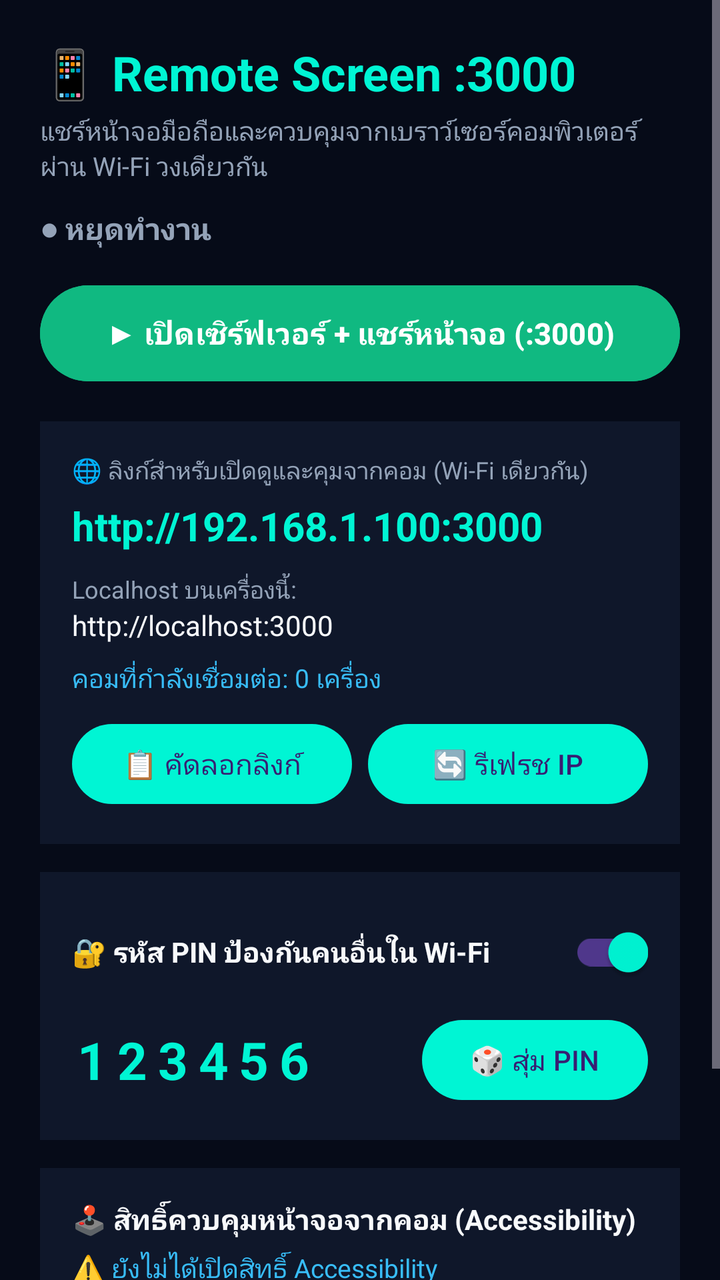
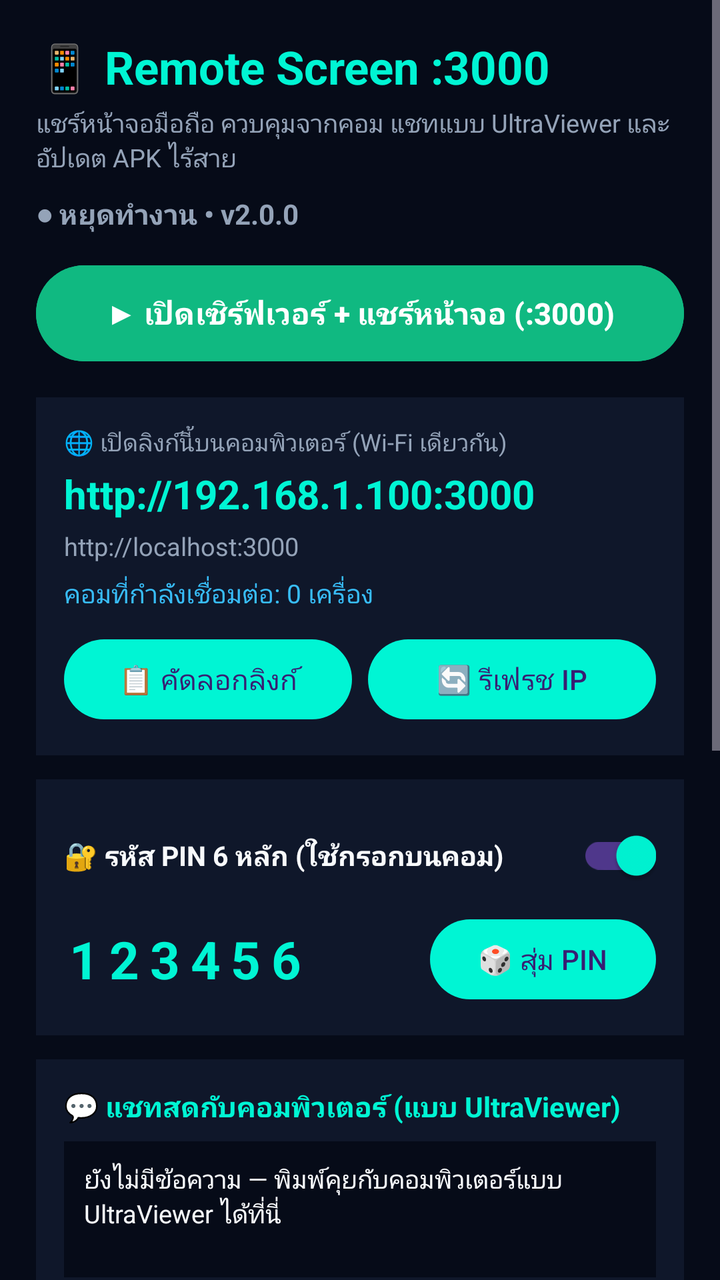

Compare the two renders of this Android layout. The source of the first and the diff that turns it into the second are given below.
<!-- AndroidManifest.xml: application theme Theme.RemoteScreen3000 -->
<!-- res/layout/activity_main.xml -->
<?xml version="1.0" encoding="utf-8"?>
<ScrollView xmlns:android="http://schemas.android.com/apk/res/android"
    android:layout_width="match_parent"
    android:layout_height="match_parent"
    android:background="@color/bg_dark"
    android:fillViewport="true">

    <LinearLayout
        android:layout_width="match_parent"
        android:layout_height="wrap_content"
        android:orientation="vertical"
        android:padding="20dp">

        <TextView
            android:layout_width="wrap_content"
            android:layout_height="wrap_content"
            android:text="📱 Remote Screen :3000"
            android:textColor="@color/accent_cyan"
            android:textSize="24sp"
            android:textStyle="bold" />

        <TextView
            android:layout_width="wrap_content"
            android:layout_height="wrap_content"
            android:layout_marginTop="4dp"
            android:text="แชร์หน้าจอมือถือและควบคุมจากเบราว์เซอร์คอมพิวเตอร์ผ่าน Wi-Fi วงเดียวกัน"
            android:textColor="@color/text_dim"
            android:textSize="13sp" />

        <TextView
            android:id="@+id/tvStatusBadge"
            android:layout_width="wrap_content"
            android:layout_height="wrap_content"
            android:layout_marginTop="12dp"
            android:text="● หยุดทำงาน"
            android:textColor="@color/text_dim"
            android:textSize="15sp"
            android:textStyle="bold" />

        <Button
            android:id="@+id/btnToggleServer"
            android:layout_width="match_parent"
            android:layout_height="56dp"
            android:layout_marginTop="14dp"
            android:backgroundTint="@color/accent_green"
            android:text="▶ เปิดเซิร์ฟเวอร์ + แชร์หน้าจอ (:3000)"
            android:textAllCaps="false"
            android:textColor="#FFFFFF"
            android:textSize="15sp"
            android:textStyle="bold" />

        
        <LinearLayout
            android:layout_width="match_parent"
            android:layout_height="wrap_content"
            android:layout_marginTop="16dp"
            android:background="@color/card_dark"
            android:orientation="vertical"
            android:padding="16dp">

            <TextView
                android:layout_width="wrap_content"
                android:layout_height="wrap_content"
                android:text="🌐 ลิงก์สำหรับเปิดดูและคุมจากคอม (Wi-Fi เดียวกัน)"
                android:textColor="@color/text_dim"
                android:textSize="12sp" />

            <TextView
                android:id="@+id/tvLanUrl"
                android:layout_width="wrap_content"
                android:layout_height="wrap_content"
                android:layout_marginTop="6dp"
                android:text="http://192.168.1.100:3000"
                android:textColor="@color/accent_cyan"
                android:textIsSelectable="true"
                android:textSize="20sp"
                android:textStyle="bold" />

            <TextView
                android:layout_width="wrap_content"
                android:layout_height="wrap_content"
                android:layout_marginTop="10dp"
                android:text="Localhost บนเครื่องนี้:"
                android:textColor="@color/text_dim"
                android:textSize="12sp" />

            <TextView
                android:id="@+id/tvLocalUrl"
                android:layout_width="wrap_content"
                android:layout_height="wrap_content"
                android:text="http://localhost:3000"
                android:textColor="@color/text_main"
                android:textIsSelectable="true"
                android:textSize="14sp" />

            <TextView
                android:id="@+id/tvClients"
                android:layout_width="wrap_content"
                android:layout_height="wrap_content"
                android:layout_marginTop="8dp"
                android:text="คอมที่กำลังเชื่อมต่อ: 0 เครื่อง"
                android:textColor="@color/accent_blue"
                android:textSize="13sp" />

            <LinearLayout
                android:layout_width="match_parent"
                android:layout_height="wrap_content"
                android:layout_marginTop="10dp"
                android:orientation="horizontal">

                <Button
                    android:id="@+id/btnCopyLan"
                    android:layout_width="0dp"
                    android:layout_height="wrap_content"
                    android:layout_marginEnd="8dp"
                    android:layout_weight="1"
                    android:text="📋 คัดลอกลิงก์"
                    android:textAllCaps="false" />

                <Button
                    android:id="@+id/btnRefreshIp"
                    android:layout_width="0dp"
                    android:layout_height="wrap_content"
                    android:layout_weight="1"
                    android:text="🔄 รีเฟรช IP"
                    android:textAllCaps="false" />
            </LinearLayout>
        </LinearLayout>

        
        <LinearLayout
            android:layout_width="match_parent"
            android:layout_height="wrap_content"
            android:layout_marginTop="14dp"
            android:background="@color/card_dark"
            android:orientation="vertical"
            android:padding="16dp">

            <LinearLayout
                android:layout_width="match_parent"
                android:layout_height="wrap_content"
                android:gravity="center_vertical"
                android:orientation="horizontal">

                <TextView
                    android:layout_width="0dp"
                    android:layout_height="wrap_content"
                    android:layout_weight="1"
                    android:text="🔐 รหัส PIN ป้องกันคนอื่นใน Wi-Fi"
                    android:textColor="@color/text_main"
                    android:textSize="14sp"
                    android:textStyle="bold" />

                <com.google.android.material.switchmaterial.SwitchMaterial
                    android:id="@+id/switchPin"
                    android:layout_width="wrap_content"
                    android:layout_height="wrap_content"
                    android:checked="true" />
            </LinearLayout>

            <LinearLayout
                android:layout_width="match_parent"
                android:layout_height="wrap_content"
                android:layout_marginTop="6dp"
                android:gravity="center_vertical"
                android:orientation="horizontal">

                <TextView
                    android:id="@+id/tvPinCode"
                    android:layout_width="0dp"
                    android:layout_height="wrap_content"
                    android:layout_weight="1"
                    android:letterSpacing="0.2"
                    android:text="123456"
                    android:textColor="@color/accent_cyan"
                    android:textSize="26sp"
                    android:textStyle="bold" />

                <Button
                    android:id="@+id/btnNewPin"
                    android:layout_width="wrap_content"
                    android:layout_height="wrap_content"
                    android:text="🎲 สุ่ม PIN"
                    android:textAllCaps="false" />
            </LinearLayout>
        </LinearLayout>

        
        <LinearLayout
            android:layout_width="match_parent"
            android:layout_height="wrap_content"
            android:layout_marginTop="14dp"
            android:background="@color/card_dark"
            android:orientation="vertical"
            android:padding="16dp">

            <TextView
                android:layout_width="wrap_content"
                android:layout_height="wrap_content"
                android:text="🕹️ สิทธิ์ควบคุมหน้าจอจากคอม (Accessibility)"
                android:textColor="@color/text_main"
                android:textSize="14sp"
                android:textStyle="bold" />

            <TextView
                android:id="@+id/tvAccStatus"
                android:layout_width="wrap_content"
                android:layout_height="wrap_content"
                android:layout_marginTop="6dp"
                android:text="⚠️ ยังไม่ได้เปิดสิทธิ์ Accessibility"
                android:textColor="@color/accent_blue"
                android:textSize="13sp" />

            <Button
                android:id="@+id/btnOpenAccessibility"
                android:layout_width="match_parent"
                android:layout_height="wrap_content"
                android:layout_marginTop="10dp"
                android:text="⚙️ เปิดหน้าตั้งค่า Accessibility"
                android:textAllCaps="false" />
        </LinearLayout>

        <TextView
            android:id="@+id/tvError"
            android:layout_width="match_parent"
            android:layout_height="wrap_content"
            android:layout_marginTop="12dp"
            android:textColor="@color/accent_red"
            android:textSize="13sp" />
    </LinearLayout>
</ScrollView>
<!-- resources referenced by this layout -->
<resources>
  <color name="accent_blue">#38BDF8</color>
  <color name="accent_cyan">#00F5D4</color>
  <color name="accent_green">#10B981</color>
  <color name="accent_red">#EF4444</color>
  <color name="bg_dark">#060B18</color>
  <color name="card_dark">#0F172A</color>
  <color name="text_dim">#94A3B8</color>
  <color name="text_main">#F8FAFC</color>
  <style name="Theme.RemoteScreen3000" parent="Theme.Material3.Dark.NoActionBar">
          <item name="colorPrimary">@color/accent_cyan</item>
          <item name="colorSecondary">@color/accent_blue</item>
          <item name="android:windowBackground">@color/bg_dark</item>
          <item name="android:statusBarColor">@color/bg_dark</item>
          <item name="android:navigationBarColor">@color/bg_dark</item>
      </style>
</resources>

<!-- the commit's change to res/layout/activity_main.xml (unified diff, before → after) -->
@@ -9,39 +9,39 @@
         android:layout_width="match_parent"
         android:layout_height="wrap_content"
         android:orientation="vertical"
-        android:padding="20dp">
+        android:padding="18dp">
 
         <TextView
             android:layout_width="wrap_content"
             android:layout_height="wrap_content"
             android:text="📱 Remote Screen :3000"
             android:textColor="@color/accent_cyan"
-            android:textSize="24sp"
+            android:textSize="23sp"
             android:textStyle="bold" />
 
         <TextView
             android:layout_width="wrap_content"
             android:layout_height="wrap_content"
             android:layout_marginTop="4dp"
-            android:text="แชร์หน้าจอมือถือและควบคุมจากเบราว์เซอร์คอมพิวเตอร์ผ่าน Wi-Fi วงเดียวกัน"
+            android:text="แชร์หน้าจอมือถือ ควบคุมจากคอม แชทแบบ UltraViewer และอัปเดต APK ไร้สาย"
             android:textColor="@color/text_dim"
-            android:textSize="13sp" />
+            android:textSize="12.5sp" />
 
         <TextView
             android:id="@+id/tvStatusBadge"
             android:layout_width="wrap_content"
             android:layout_height="wrap_content"
-            android:layout_marginTop="12dp"
-            android:text="● หยุดทำงาน"
+            android:layout_marginTop="10dp"
+            android:text="● หยุดทำงาน • v2.0.0"
             android:textColor="@color/text_dim"
-            android:textSize="15sp"
+            android:textSize="14sp"
             android:textStyle="bold" />
 
         <Button
             android:id="@+id/btnToggleServer"
             android:layout_width="match_parent"
             android:layout_height="56dp"
-            android:layout_marginTop="14dp"
+            android:layout_marginTop="12dp"
             android:backgroundTint="@color/accent_green"
             android:text="▶ เปิดเซิร์ฟเวอร์ + แชร์หน้าจอ (:3000)"
             android:textAllCaps="false"
@@ -53,15 +53,15 @@
         <LinearLayout
             android:layout_width="match_parent"
             android:layout_height="wrap_content"
-            android:layout_marginTop="16dp"
-            android:background="@color/card_dark"
-            android:orientation="vertical"
-            android:padding="16dp">
-
-            <TextView
-                android:layout_width="wrap_content"
-                android:layout_height="wrap_content"
-                android:text="🌐 ลิงก์สำหรับเปิดดูและคุมจากคอม (Wi-Fi เดียวกัน)"
+            android:layout_marginTop="14dp"
+            android:background="@color/card_dark"
+            android:orientation="vertical"
+            android:padding="14dp">
+
+            <TextView
+                android:layout_width="wrap_content"
+                android:layout_height="wrap_content"
+                android:text="🌐 เปิดลิงก์นี้บนคอมพิวเตอร์ (Wi-Fi เดียวกัน)"
                 android:textColor="@color/text_dim"
                 android:textSize="12sp" />
 
@@ -69,7 +69,7 @@
                 android:id="@+id/tvLanUrl"
                 android:layout_width="wrap_content"
                 android:layout_height="wrap_content"
-                android:layout_marginTop="6dp"
+                android:layout_marginTop="4dp"
                 android:text="http://192.168.1.100:3000"
                 android:textColor="@color/accent_cyan"
                 android:textIsSelectable="true"
@@ -77,27 +77,20 @@
                 android:textStyle="bold" />
 
             <TextView
-                android:layout_width="wrap_content"
-                android:layout_height="wrap_content"
-                android:layout_marginTop="10dp"
-                android:text="Localhost บนเครื่องนี้:"
+                android:id="@+id/tvLocalUrl"
+                android:layout_width="wrap_content"
+                android:layout_height="wrap_content"
+                android:layout_marginTop="4dp"
+                android:text="http://localhost:3000"
                 android:textColor="@color/text_dim"
-                android:textSize="12sp" />
-
-            <TextView
-                android:id="@+id/tvLocalUrl"
-                android:layout_width="wrap_content"
-                android:layout_height="wrap_content"
-                android:text="http://localhost:3000"
-                android:textColor="@color/text_main"
                 android:textIsSelectable="true"
-                android:textSize="14sp" />
+                android:textSize="12.5sp" />
 
             <TextView
                 android:id="@+id/tvClients"
                 android:layout_width="wrap_content"
                 android:layout_height="wrap_content"
-                android:layout_marginTop="8dp"
+                android:layout_marginTop="6dp"
                 android:text="คอมที่กำลังเชื่อมต่อ: 0 เครื่อง"
                 android:textColor="@color/accent_blue"
                 android:textSize="13sp" />
@@ -131,10 +124,10 @@
         <LinearLayout
             android:layout_width="match_parent"
             android:layout_height="wrap_content"
-            android:layout_marginTop="14dp"
-            android:background="@color/card_dark"
-            android:orientation="vertical"
-            android:padding="16dp">
+            android:layout_marginTop="12dp"
+            android:background="@color/card_dark"
+            android:orientation="vertical"
+            android:padding="14dp">
 
             <LinearLayout
                 android:layout_width="match_parent"
@@ -146,9 +139,9 @@
                     android:layout_width="0dp"
                     android:layout_height="wrap_content"
                     android:layout_weight="1"
-                    android:text="🔐 รหัส PIN ป้องกันคนอื่นใน Wi-Fi"
+                    android:text="🔐 รหัส PIN 6 หลัก (ใช้กรอกบนคอม)"
                     android:textColor="@color/text_main"
-                    android:textSize="14sp"
+                    android:textSize="13.5sp"
                     android:textStyle="bold" />
 
                 <com.google.android.material.switchmaterial.SwitchMaterial
@@ -161,7 +154,7 @@
             <LinearLayout
                 android:layout_width="match_parent"
                 android:layout_height="wrap_content"
-                android:layout_marginTop="6dp"
+                android:layout_marginTop="4dp"
                 android:gravity="center_vertical"
                 android:orientation="horizontal">
 
@@ -189,10 +182,70 @@
         <LinearLayout
             android:layout_width="match_parent"
             android:layout_height="wrap_content"
-            android:layout_marginTop="14dp"
-            android:background="@color/card_dark"
-            android:orientation="vertical"
-            android:padding="16dp">
+            android:layout_marginTop="12dp"
+            android:background="@color/card_dark"
+            android:orientation="vertical"
+            android:padding="14dp">
+
+            <TextView
+                android:layout_width="wrap_content"
+                android:layout_height="wrap_content"
+                android:text="💬 แชทสดกับคอมพิวเตอร์ (แบบ UltraViewer)"
+                android:textColor="@color/accent_cyan"
+                android:textSize="14sp"
+                android:textStyle="bold" />
+
+            <TextView
+                android:id="@+id/tvChatLog"
+                android:layout_width="match_parent"
+                android:layout_height="wrap_content"
+                android:layout_marginTop="8dp"
+                android:background="#060B18"
+                android:minHeight="68dp"
+                android:padding="10dp"
+                android:text="ยังไม่มีข้อความ — พิมพ์คุยกับคอมพิวเตอร์แบบ UltraViewer ได้ที่นี่"
+                android:textColor="@color/text_main"
+                android:textSize="12.5sp" />
+
+            <LinearLayout
+                android:layout_width="match_parent"
+                android:layout_height="wrap_content"
+                android:layout_marginTop="8dp"
+                android:gravity="center_vertical"
+                android:orientation="horizontal">
+
+                <EditText
+                    android:id="@+id/etPhoneChat"
+                    android:layout_width="0dp"
+                    android:layout_height="44dp"
+                    android:layout_marginEnd="8dp"
+                    android:layout_weight="1"
+                    android:background="#060B18"
+                    android:hint="พิมพ์ข้อความส่งไปหน้าจอคอม..."
+                    android:inputType="text"
+                    android:paddingStart="10dp"
+                    android:paddingEnd="10dp"
+                    android:textColor="@color/text_main"
+                    android:textColorHint="@color/text_dim"
+                    android:textSize="13sp" />
+
+                <Button
+                    android:id="@+id/btnSendPhoneChat"
+                    android:layout_width="wrap_content"
+                    android:layout_height="44dp"
+                    android:text="ส่ง"
+                    android:textAllCaps="false" />
+            </LinearLayout>
+        </LinearLayout>
+
+        
+        <LinearLayout
+            android:layout_width="match_parent"
+            android:layout_height="wrap_content"
+            android:layout_marginTop="12dp"
+            android:background="@color/card_dark"
+            android:orientation="vertical"
+            android:padding="14dp">
 
             <TextView
                 android:layout_width="wrap_content"
@@ -209,22 +262,70 @@
                 android:layout_marginTop="6dp"
                 android:text="⚠️ ยังไม่ได้เปิดสิทธิ์ Accessibility"
                 android:textColor="@color/accent_blue"
-                android:textSize="13sp" />
+                android:textSize="12.5sp" />
 
             <Button
                 android:id="@+id/btnOpenAccessibility"
                 android:layout_width="match_parent"
                 android:layout_height="wrap_content"
-                android:layout_marginTop="10dp"
+                android:layout_marginTop="8dp"
                 android:text="⚙️ เปิดหน้าตั้งค่า Accessibility"
                 android:textAllCaps="false" />
         </LinearLayout>
 
+        
+        <LinearLayout
+            android:layout_width="match_parent"
+            android:layout_height="wrap_content"
+            android:layout_marginTop="12dp"
+            android:background="@color/card_dark"
+            android:orientation="vertical"
+            android:padding="14dp">
+
+            <TextView
+                android:layout_width="wrap_content"
+                android:layout_height="wrap_content"
+                android:text="🔄 อัปเดตแอปไร้สาย (OTA Update)"
+                android:textColor="@color/text_main"
+                android:textSize="14sp"
+                android:textStyle="bold" />
+
+            <TextView
+                android:layout_width="wrap_content"
+                android:layout_height="wrap_content"
+                android:layout_marginTop="4dp"
+                android:text="อัปเดตได้ 2 วิธี: ส่งไฟล์ .apk จากหน้าเว็บคอมพิวเตอร์โดยตรง หรือวางลิงก์ .apk ด้านล่าง"
+                android:textColor="@color/text_dim"
+                android:textSize="12sp" />
+
+            <EditText
+                android:id="@+id/etUpdateUrl"
+                android:layout_width="match_parent"
+                android:layout_height="42dp"
+                android:layout_marginTop="8dp"
+                android:background="#060B18"
+                android:hint="https://.../RemoteScreen3000.apk"
+                android:inputType="textUri"
+                android:paddingStart="10dp"
+                android:paddingEnd="10dp"
+                android:textColor="@color/text_main"
+                android:textColorHint="@color/text_dim"
+                android:textSize="12.5sp" />
+
+            <Button
+                android:id="@+id/btnDownloadUpdate"
+                android:layout_width="match_parent"
+                android:layout_height="wrap_content"
+                android:layout_marginTop="8dp"
+                android:text="⬇️ โหลดและอัปเดต APK"
+                android:textAllCaps="false" />
+        </LinearLayout>
+
         <TextView
             android:id="@+id/tvError"
             android:layout_width="match_parent"
             android:layout_height="wrap_content"
-            android:layout_marginTop="12dp"
+            android:layout_marginTop="10dp"
             android:textColor="@color/accent_red"
             android:textSize="13sp" />
     </LinearLayout>
